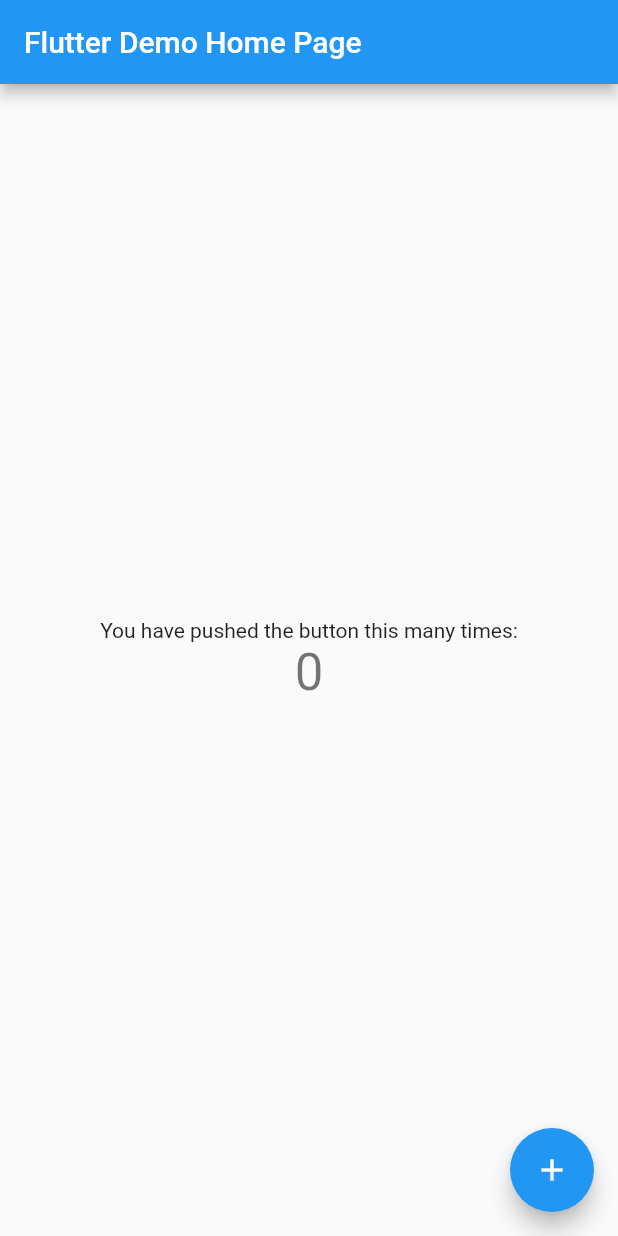
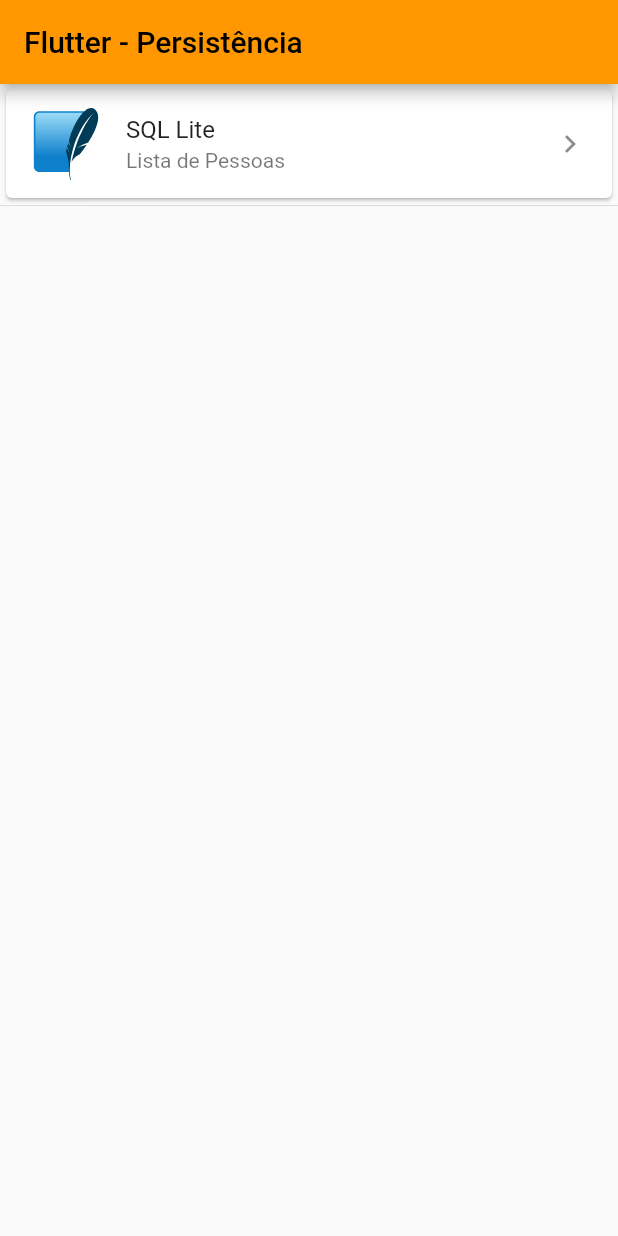
Before and after one commit to caiquefirefox/flutter_all_persistence_types, a Flutter app: the screen it shows after launch, on a phone screen of 412 x 824 dp. Run offline on Flutter 3.47's test engine with Material 2 defaults, Android fonts, the light colour scheme and no system bars; our stand-ins replace flutter_svg; project files that could hold a hidden picture were left out.

Commit message:
Create home screeen

```diff
--- a/lib/main.dart
+++ b/lib/main.dart
@@ -1,4 +1,8 @@
 import 'package:flutter/material.dart';
+import 'package:flutter_all_persistence_types/models/DatabaseWidget.dart';
+
+import 'screens/home.dart';
+import 'sqllite/listPerson.dart';
 
 void main() {
   runApp(const MyApp());
@@ -13,103 +17,13 @@
     return MaterialApp(
       title: 'Flutter Demo',
       theme: ThemeData(
-        // This is the theme of your application.
-        //
-        // Try running your application with "flutter run". You'll see the
-        // application has a blue toolbar. Then, without quitting the app, try
-        // changing the primarySwatch below to Colors.green and then invoke
-        // "hot reload" (press "r" in the console where you ran "flutter run",
-        // or simply save your changes to "hot reload" in a Flutter IDE).
-        // Notice that the counter didn't reset back to zero; the application
-        // is not restarted.
-        primarySwatch: Colors.blue,
+        primarySwatch: Colors.orange,
       ),
-      home: const MyHomePage(title: 'Flutter Demo Home Page'),
+      initialRoute: '/',
+      routes: {
+        '/': (context) => Home(),
+        '/person': (context) => ListPerson(),
+      },
     );
   }
 }
-
-class MyHomePage extends StatefulWidget {
-  const MyHomePage({Key? key, required this.title}) : super(key: key);
-
-  // This widget is the home page of your application. It is stateful, meaning
-  // that it has a State object (defined below) that contains fields that affect
-  // how it looks.
-
-  // This class is the configuration for the state. It holds the values (in this
-  // case the title) provided by the parent (in this case the App widget) and
-  // used by the build method of the State. Fields in a Widget subclass are
-  // always marked "final".
-
-  final String title;
-
-  @override
-  State<MyHomePage> createState() => _MyHomePageState();
-}
-
-class _MyHomePageState extends State<MyHomePage> {
-  int _counter = 0;
-
-  void _incrementCounter() {
-    setState(() {
-      // This call to setState tells the Flutter framework that something has
-      // changed in this State, which causes it to rerun the build method below
-      // so that the display can reflect the updated values. If we changed
-      // _counter without calling setState(), then the build method would not be
-      // called again, and so nothing would appear to happen.
-      _counter++;
-    });
-  }
-
-  @override
-  Widget build(BuildContext context) {
-    // This method is rerun every time setState is called, for instance as done
-    // by the _incrementCounter method above.
-    //
-    // The Flutter framework has been optimized to make rerunning build methods
-    // fast, so that you can just rebuild anything that needs updating rather
-    // than having to individually change instances of widgets.
-    return Scaffold(
-      appBar: AppBar(
-        // Here we take the value from the MyHomePage object that was created by
-        // the App.build method, and use it to set our appbar title.
-        title: Text(widget.title),
-      ),
-      body: Center(
-        // Center is a layout widget. It takes a single child and positions it
-        // in the middle of the parent.
-        child: Column(
-          // Column is also a layout widget. It takes a list of children and
-          // arranges them vertically. By default, it sizes itself to fit its
-          // children horizontally, and tries to be as tall as its parent.
-          //
-          // Invoke "debug painting" (press "p" in the console, choose the
-          // "Toggle Debug Paint" action from the Flutter Inspector in Android
-          // Studio, or the "Toggle Debug Paint" command in Visual Studio Code)
-          // to see the wireframe for each widget.
-          //
-          // Column has various properties to control how it sizes itself and
-          // how it positions its children. Here we use mainAxisAlignment to
-          // center the children vertically; the main axis here is the vertical
-          // axis because Columns are vertical (the cross axis would be
-          // horizontal).
-          mainAxisAlignment: MainAxisAlignment.center,
-          children: <Widget>[
-            const Text(
-              'You have pushed the button this many times:',
-            ),
-            Text(
-              '$_counter',
-              style: Theme.of(context).textTheme.headline4,
-            ),
-          ],
-        ),
-      ),
-      floatingActionButton: FloatingActionButton(
-        onPressed: _incrementCounter,
-        tooltip: 'Increment',
-        child: const Icon(Icons.add),
-      ), // This trailing comma makes auto-formatting nicer for build methods.
-    );
-  }
-}
--- /dev/null
+++ b/lib/models/DatabaseWidget.dart
@@ -0,0 +1,10 @@
+import 'package:flutter/material.dart';
+import 'ListTileBase.dart';
+
+class DatabaseWidget {
+  final String title;
+  final String subtitle;
+  IconData? icon;
+  bool selected = false;
+  DatabaseWidget(this.title, this.subtitle, [this.icon]);
+}
--- /dev/null
+++ b/lib/screens/home.dart
@@ -0,0 +1,46 @@
+import 'package:flutter/material.dart';
+import '../customs/itemList.dart';
+import '../models/DatabaseWidget.dart';
+import '../utils/CustomWidgets.dart';
+
+class Home extends StatelessWidget {
+  Home({Key? key}) : super(key: key);
+  Text title = const Text('Flutter - Persistência');
+  List<DatabaseWidget> databases = [
+    DatabaseWidget('SQL Lite', 'Lista de Pessoas'),
+    DatabaseWidget('Floor', 'Lista de Livros'),
+    DatabaseWidget('Firebase', 'Lista de carros'),
+  ];
+
+  @override
+  Widget build(BuildContext context) {
+    return Scaffold(
+        appBar: AppBar(
+          title: title,
+        ),
+        body: ListView(
+          children: <Widget>[
+            Expanded(
+              child: SqliteWidget,
+            ),
+            divisorListMain()
+          ],
+        ));
+  }
+
+  Widget SqliteWidget = Card(
+      child: ListTile(
+    leading: buildSvgIcon('images/sqlite-icon.svg'),
+    title: const Text('SQL Lite'),
+    subtitle: const Text('Lista de Pessoas'),
+    trailing: const Icon(Icons.navigate_next),
+    //onTap: ,
+  ));
+
+  List<Widget> buildListItens() {
+    return databases
+        .map((database) =>
+            getItemList(database.title, database.subtitle, database.icon))
+        .toList();
+  }
+}
--- /dev/null
+++ b/lib/utils/CustomWidgets.dart
@@ -0,0 +1,13 @@
+import 'package:flutter/material.dart';
+import 'package:flutter_svg/flutter_svg.dart';
+
+Widget buildSvgIcon(String pathName) => SvgPicture.asset(
+      pathName,
+      width: 48,
+      height: 48,
+    );
+
+Widget divisorListMain() => const Divider(
+      height: 2,
+      color: Colors.black12,
+    );
```
Also changed, not shown: lib/customs/itemList.dart (added, +9 -0 lines), lib/models/ListTileBase.dart (added, +8 -0 lines), lib/sqllite/listPerson.dart (added, +20 -0 lines), pubspec.yaml (+7 -3 lines), images/db.svg (added), images/firebase-icon.svg (added), images/firebase.svg (added), images/sqlite-icon.svg (added), pubspec.lock.
